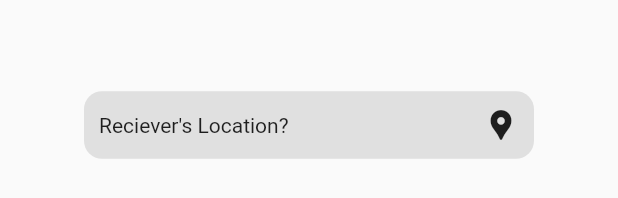
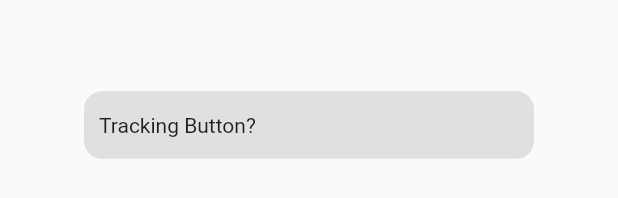
Before and after one commit to Galadima3/iDelivery-App, a Flutter app: the LocationButton widget shown alone on an empty page, opened directly, on a phone screen of 412 x 824 dp. Shown: the part 493-691 px from the top of the screen. Run offline on Flutter 3.47's test engine with Material 2 defaults, Android fonts, the phone set to English and light mode, and no system bars; our stand-ins replace flutter_map, latlong2, modal_bottom_sheet, shared_preferences, smooth_page_indicator; accounts and stored records are empty; network calls fail.

```diff
--- a/lib/src/screens/home_screen.dart
+++ b/lib/src/screens/home_screen.dart
@@ -1,7 +1,8 @@
 import 'package:flutter/material.dart';
+import 'package:idelivery_app/src/features/tab_bar/reciever_screen.dart';
 //import '../utils/widgets.dart';
 
-import 'package:idelivery_app/src/screens/sender_screen.dart';
+import 'package:idelivery_app/src/features/tab_bar/sender_screen.dart';
 
 class HomeScreen extends StatefulWidget {
   const HomeScreen({super.key});
@@ -37,9 +38,7 @@ class _HomeScreenState extends State<HomeScreen> {
               child: TabBarView(
                 children: [
                   SenderScreen(),
-                  Container(
-                    child: Center(child: Text('Reciever')),
-                  )
+                  ReceiverScreen(),
                 ],
               ),
             )
--- a/lib/src/utils/widgets.dart
+++ b/lib/src/utils/widgets.dart
@@ -32,17 +32,20 @@ Widget pseudoAppBar() => Padding(
       ),
     );
 
-
 class LocationButton extends StatelessWidget {
   final String text;
+  final bool isIconRequired;
   const LocationButton({
-    super.key, required this.text,
+    super.key,
+    required this.text,
+    required this.isIconRequired,
   });
 
   @override
   Widget build(BuildContext context) {
     return Center(
-      child: Container(
+      child: isIconRequired
+          ? Container(
               padding: EdgeInsets.all(10),
               height: 45,
               width: 300,
@@ -51,9 +54,19 @@ class LocationButton extends StatelessWidget {
                   borderRadius: BorderRadius.circular(12)),
               child: Row(
                 mainAxisAlignment: MainAxisAlignment.spaceBetween,
+                children: [Text(text), Icon(Icons.location_pin)],
+              ),
+            )
+          : Container(
+              padding: EdgeInsets.all(10),
+              height: 45,
+              width: 300,
+              decoration: BoxDecoration(
+                  color: Colors.grey.shade300,
+                  borderRadius: BorderRadius.circular(12)),
+              child: Row(
                 children: [
                   Text(text),
-            Icon(Icons.location_pin)
                 ],
               ),
             ),
@@ -82,11 +95,11 @@ class DeliveryMode extends StatelessWidget {
   }
 }
 
-
 class ImageTile extends StatelessWidget {
   final String imageUrl;
   const ImageTile({
-    super.key, required this.imageUrl,
+    super.key,
+    required this.imageUrl,
   });
 
   @override
```
Also changed, not shown: lib/src/features/tab_bar/reciever_screen.dart (added, +101 -0 lines), lib/src/features/tab_bar/sender_screen.dart (renamed from lib/src/screens/sender_screen.dart, +4 -3 lines), pubspec.lock. Lines whose indentation alone changed are shown as unchanged.
